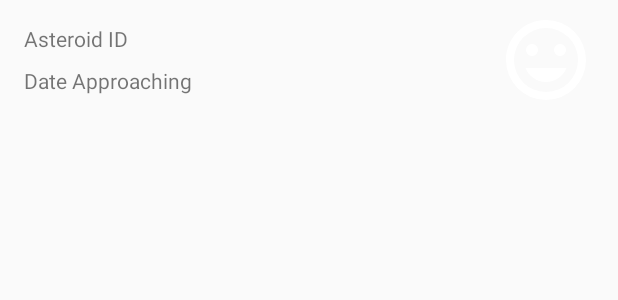
After one commit to rmakki/nasa-asteroid-radar, an Android app: the layout list_item_asteroid.xml on its own in the app's theme, with its tools: preview values and no code run, on a phone screen of 412 x 824 dp. The commit adds this screen. Shown: the top 300 px of the screen. Run offline under Robolectric (Android 15) with nearby library versions, the phone set to English and light mode, and no system bars.

Commit message:
added asteroid list item layout file

```diff
--- /dev/null
+++ b/app/src/main/res/layout/list_item_asteroid.xml
@@ -0,0 +1,49 @@
+<?xml version="1.0" encoding="utf-8"?>
+<androidx.constraintlayout.widget.ConstraintLayout
+    xmlns:android="http://schemas.android.com/apk/res/android"
+    xmlns:app="http://schemas.android.com/apk/res-auto"
+    xmlns:tools="http://schemas.android.com/tools"
+    android:orientation="vertical"
+    android:layout_width="match_parent"
+    android:layout_height="wrap_content">
+
+    <ImageView
+        android:id="@+id/status_image"
+        android:layout_width="@dimen/icon_size"
+        android:layout_height="@dimen/icon_size"
+        android:layout_marginStart="@dimen/padding"
+        android:layout_marginTop="@dimen/padding_small"
+        android:layout_marginBottom="@dimen/padding_small"
+        android:layout_marginEnd="@dimen/padding"
+
+        app:layout_constraintBottom_toBottomOf="parent"
+        app:layout_constraintTop_toTopOf="parent"
+        app:layout_constraintEnd_toEndOf="parent"
+
+        tools:srcCompat="@drawable/ic_status_normal" />
+
+    <TextView
+        android:id="@+id/asteroid_id"
+        android:layout_width="0dp"
+        android:layout_height="@dimen/txt_view_height"
+        android:layout_marginStart="@dimen/padding"
+        android:layout_marginTop="@dimen/padding_small"
+        android:layout_marginBottom="@dimen/padding_small"
+
+        app:layout_constraintStart_toStartOf="parent"
+        app:layout_constraintEnd_toStartOf="@+id/status_image"
+        app:layout_constraintTop_toTopOf="@+id/status_image"
+        tools:text="Asteroid ID" />
+
+    <TextView
+        android:id="@+id/asteroid_date_approaching"
+        android:layout_width="0dp"
+        android:layout_height="@dimen/txt_view_height"
+        android:layout_marginTop="@dimen/padding_small"
+        app:layout_constraintEnd_toEndOf="@+id/asteroid_id"
+        app:layout_constraintHorizontal_bias="0.0"
+        app:layout_constraintStart_toStartOf="@+id/asteroid_id"
+        app:layout_constraintTop_toBottomOf="@+id/asteroid_id"
+        tools:text="Date Approaching" />
+
+</androidx.constraintlayout.widget.ConstraintLayout>
--- a/app/src/main/res/layout/text_item_view.xml
+++ b/app/src/main/res/layout/text_item_view.xml
@@ -1,8 +1,8 @@
 <?xml version="1.0" encoding="utf-8"?>
 <TextView xmlns:android="http://schemas.android.com/apk/res/android"
     android:textAppearance="@style/Base.TextAppearance.AppCompat.Large"
-    android:paddingStart="@dimen/txt_view_padding"
-    android:paddingEnd="@dimen/txt_view_padding"
+    android:paddingStart="@dimen/padding"
+    android:paddingEnd="@dimen/padding"
     android:textColor="@android:color/white"
     android:layout_width="match_parent"
     android:layout_height="wrap_content" />
--- a/app/src/main/res/values/dimens.xml
+++ b/app/src/main/res/values/dimens.xml
@@ -2,6 +2,8 @@
     <!-- Default screen margins, per the Android Design guidelines. -->
     <dimen name="activity_horizontal_margin">16dp</dimen>
     <dimen name="activity_vertical_margin">16dp</dimen>
-    <dimen name="txt_view_padding">16dp</dimen>
-
+    <dimen name="padding">16dp</dimen>
+    <dimen name="padding_small">8dp</dimen>
+    <dimen name="txt_view_height">20dp</dimen>
+    <dimen name="icon_size">64dp</dimen>
 </resources>
```
Also changed, not shown: app/src/main/java/com/udacity/asteroidradar/main/MainViewModel.kt (line endings or trailing spaces).
